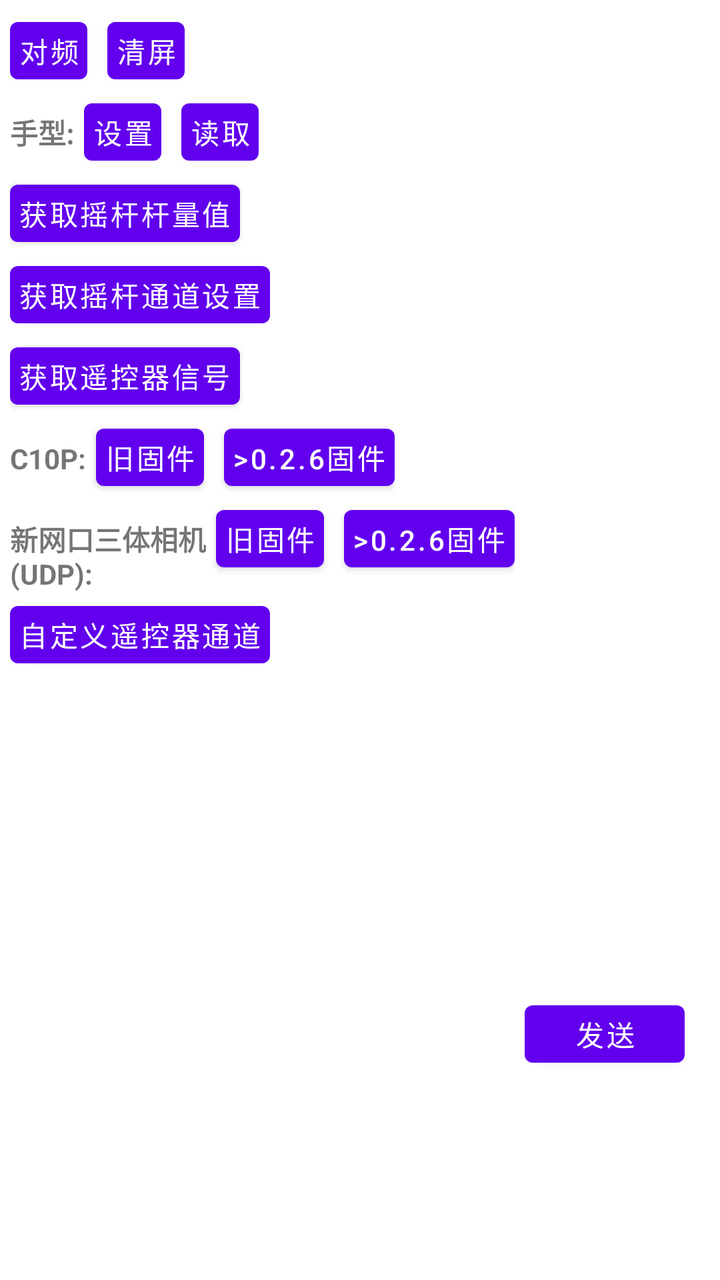
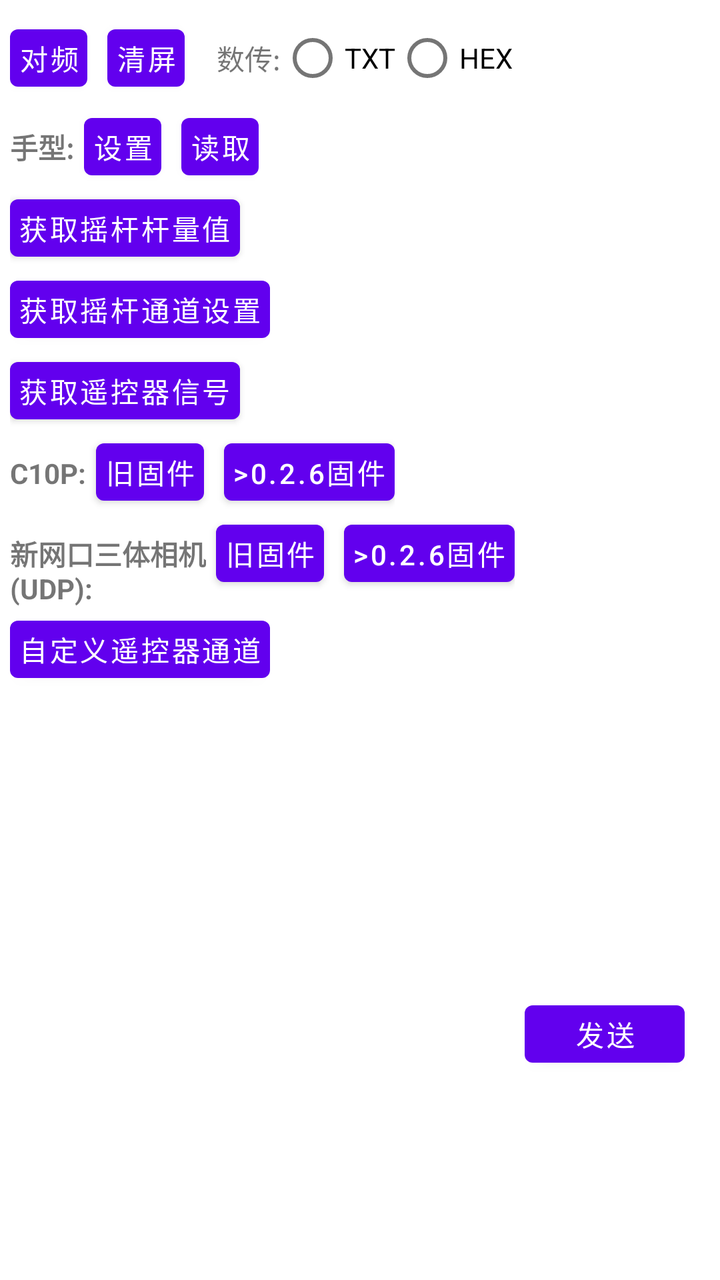

The first picture is an Android layout as it rendered before a commit; the second is the same layout after the commit. The layout source and the unified diff follow.
<!-- AndroidManifest.xml: application theme Theme.RCSDK_Demo -->
<!-- res/layout/activity_home.xml -->
<?xml version="1.0" encoding="utf-8"?>
<LinearLayout xmlns:android="http://schemas.android.com/apk/res/android"
    android:layout_width="match_parent"
    android:layout_height="match_parent"
    android:orientation="horizontal">

    <ScrollView
        android:layout_width="wrap_content"
        android:layout_height="match_parent">

        <LinearLayout
            android:layout_width="wrap_content"
            android:layout_height="wrap_content"
            android:orientation="vertical"
            android:padding="5dp">

            <LinearLayout
                android:layout_width="wrap_content"
                android:layout_height="wrap_content"
                android:orientation="horizontal">

                <Button
                    android:id="@+id/btn_pairing"
                    style="@style/smallButton"
                    android:layout_marginEnd="10dp"
                    android:text="对频" />

                <Button
                    android:id="@+id/btn_clear"
                    style="@style/smallButton"
                    android:text="清屏" />

            </LinearLayout>

            <LinearLayout
                android:layout_width="wrap_content"
                android:layout_height="wrap_content"
                android:gravity="center_vertical"
                android:orientation="horizontal">

                <TextView
                    android:layout_width="wrap_content"
                    android:layout_height="wrap_content"
                    android:layout_marginEnd="5dp"
                    android:text="手型:"
                    android:textStyle="bold" />

                <Button
                    android:id="@+id/btn_set_control_mode"
                    style="@style/smallButton"
                    android:layout_marginEnd="10dp"
                    android:text="设置" />

                <Button
                    android:id="@+id/btn_get_control_mode"
                    style="@style/smallButton"
                    android:text="读取" />
            </LinearLayout>

            <Button
                android:id="@+id/btn_get_channels"
                style="@style/smallButton"
                android:text="获取摇杆杆量值" />

            <Button
                android:id="@+id/btn_get_channels_settings"
                style="@style/smallButton"
                android:text="获取摇杆通道设置" />


            <Button
                android:id="@+id/btn_get_signal"
                style="@style/smallButton"
                android:text="获取遥控器信号" />

            <LinearLayout
                android:layout_width="wrap_content"
                android:layout_height="wrap_content"
                android:orientation="horizontal">

                <TextView
                    android:layout_width="wrap_content"
                    android:layout_height="wrap_content"
                    android:layout_marginEnd="5dp"
                    android:text="C10P:"
                    android:textStyle="bold" />

                <Button
                    android:id="@+id/btn_akey"
                    style="@style/smallButton"
                    android:layout_marginEnd="10dp"
                    android:text="旧固件" />

                <Button
                    android:id="@+id/btn_akey_027"
                    style="@style/smallButton"
                    android:text=">0.2.6固件" />
            </LinearLayout>

            <LinearLayout
                android:layout_width="wrap_content"
                android:layout_height="wrap_content"
                android:orientation="horizontal">

                <TextView
                    android:layout_width="wrap_content"
                    android:layout_height="48dp"
                    android:layout_marginEnd="5dp"
                    android:text="新网口三体相机\n(UDP):"
                    android:textStyle="bold" />

                <Button
                    android:id="@+id/btn_led"
                    style="@style/smallButton"
                    android:layout_marginEnd="10dp"
                    android:text="旧固件" />

                <Button
                    android:id="@+id/btn_led_027"
                    style="@style/smallButton"
                    android:text=">0.2.6固件" />
            </LinearLayout>

            <Button
                android:id="@+id/btn_rc_buttons"
                style="@style/smallButton"
                android:text="自定义遥控器通道" />
        </LinearLayout>
    </ScrollView>

    <LinearLayout
        android:layout_width="0dp"
        android:layout_height="match_parent"
        android:layout_weight="1"
        android:orientation="vertical">

        <TextView
            android:id="@+id/tv_info"
            android:layout_width="wrap_content"
            android:layout_height="0dp"
            android:layout_margin="16dp"
            android:layout_weight="1" />


        <LinearLayout
            android:layout_width="match_parent"
            android:layout_height="wrap_content"
            android:orientation="horizontal">

            <Button
                android:id="@+id/btn_send"
                style="@style/smallButton"
                android:minWidth="80dp"
                android:text="发送" />

            <EditText
                android:id="@+id/et_data"
                android:layout_width="match_parent"
                android:layout_height="wrap_content"
                android:layout_marginLeft="10dp"
                android:layout_marginRight="10dp"
                android:text="123456"
                android:textStyle="bold" />
        </LinearLayout>
    </LinearLayout>

</LinearLayout>
<!-- resources referenced by this layout -->
<resources>
  <style name="smallButton">
          <item name="android:layout_width">wrap_content</item>
          <item name="android:layout_height">wrap_content</item>
          <item name="android:minHeight">0dp</item>
          <item name="android:minWidth">0dp</item>
          <item name="android:padding">4dp</item>
      </style>
  <style name="Theme.RCSDK_Demo" parent="Theme.MaterialComponents.DayNight.DarkActionBar">
          
          <item name="colorPrimary">@color/purple_500</item>
          <item name="colorPrimaryVariant">@color/purple_700</item>
          <item name="colorOnPrimary">@color/white</item>
          
          <item name="colorSecondary">@color/teal_200</item>
          <item name="colorSecondaryVariant">@color/teal_700</item>
          <item name="colorOnSecondary">@color/black</item>
          
          <item name="android:statusBarColor" tools:targetApi="l">?attr/colorPrimaryVariant</item>
          
      </style>
  <color name="purple_500">#FF6200EE</color>
  <color name="purple_700">#FF3700B3</color>
  <color name="white">#FFFFFFFF</color>
  <color name="teal_200">#FF03DAC5</color>
  <color name="teal_700">#FF018786</color>
  <color name="black">#FF000000</color>
</resources>

<!-- the commit's change to res/layout/activity_home.xml (unified diff, before → after) -->
@@ -17,7 +17,8 @@
             <LinearLayout
                 android:layout_width="wrap_content"
                 android:layout_height="wrap_content"
-                android:orientation="horizontal">
+                android:orientation="horizontal"
+                android:gravity="center_vertical">
 
                 <Button
                     android:id="@+id/btn_pairing"
@@ -29,6 +30,29 @@
                     android:id="@+id/btn_clear"
                     style="@style/smallButton"
                     android:text="清屏" />
+
+                <TextView
+                    android:layout_width="wrap_content"
+                    android:layout_height="wrap_content"
+                    android:layout_marginStart="16dp"
+                    android:text="数传:"/>
+                <RadioGroup
+                    android:id="@+id/rg_data"
+                    android:layout_width="wrap_content"
+                    android:layout_height="wrap_content"
+                    android:orientation="horizontal">
+                    <RadioButton
+                        android:id="@+id/rb_data_txt"
+                        android:layout_width="wrap_content"
+                        android:layout_height="wrap_content"
+                        android:text="TXT"/>
+
+                    <RadioButton
+                        android:id="@+id/rb_data_hex"
+                        android:layout_width="wrap_content"
+                        android:layout_height="wrap_content"
+                        android:text="HEX"/>
+                </RadioGroup>
 
             </LinearLayout>
 
